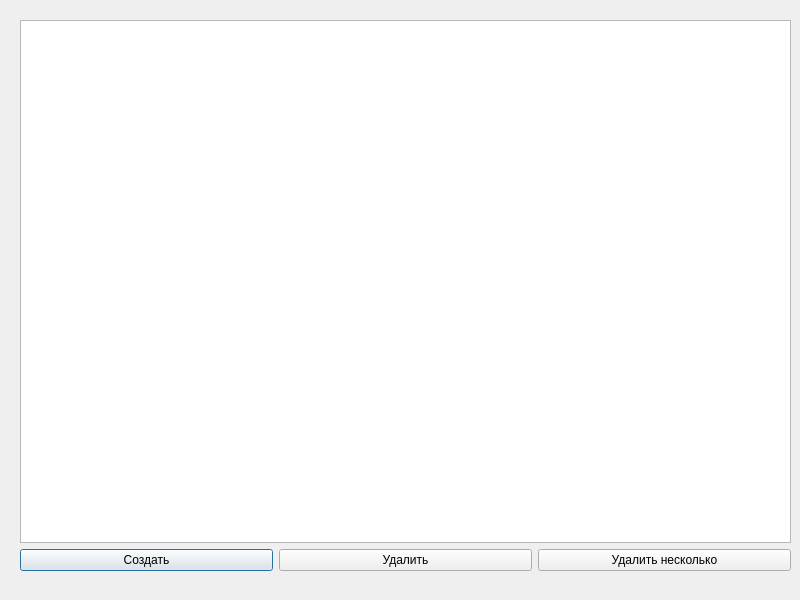
Qt form view/Dispetcher/dispetcher.ui (VatoGoL/OS_KursWork) before a commit.
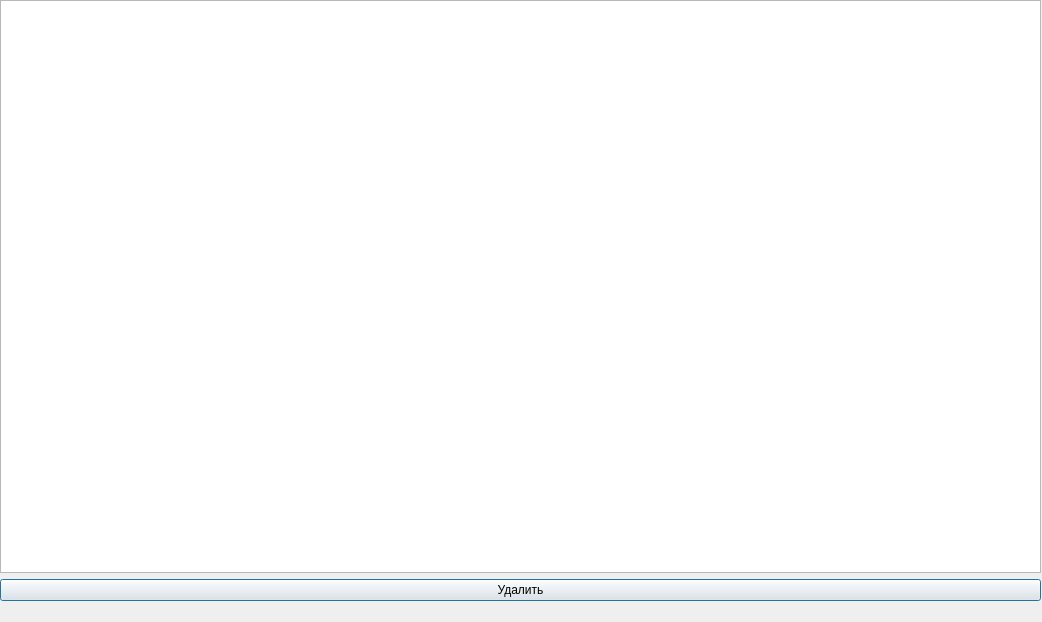
The same form after that commit.

The edit to the form file:
```diff
--- a/view/Dispetcher/dispetcher.ui
+++ b/view/Dispetcher/dispetcher.ui
@@ -6,8 +6,8 @@
    <rect>
     <x>0</x>
     <y>0</y>
-    <width>800</width>
-    <height>600</height>
+    <width>1042</width>
+    <height>622</height>
    </rect>
   </property>
   <property name="windowTitle">
@@ -16,22 +16,15 @@
   <widget class="QWidget" name="gridLayoutWidget">
    <property name="geometry">
     <rect>
-     <x>20</x>
-     <y>20</y>
-     <width>771</width>
-     <height>571</height>
+     <x>0</x>
+     <y>0</y>
+     <width>1041</width>
+     <height>621</height>
     </rect>
    </property>
    <layout class="QGridLayout" name="gridLayout_2">
     <item row="2" column="1">
      <layout class="QHBoxLayout" name="horizontalLayout_2">
-      <item>
-       <widget class="QPushButton" name="Add">
-        <property name="text">
-         <string>Создать</string>
-        </property>
-       </widget>
-      </item>
       <item>
        <widget class="QPushButton" name="Delete">
         <property name="text">
@@ -39,13 +32,6 @@
         </property>
        </widget>
       </item>
-      <item>
-       <widget class="QPushButton" name="Delete_something">
-        <property name="text">
-         <string>Удалить несколько</string>
-        </property>
-       </widget>
-      </item>
      </layout>
     </item>
     <item row="3" column="1">
```
